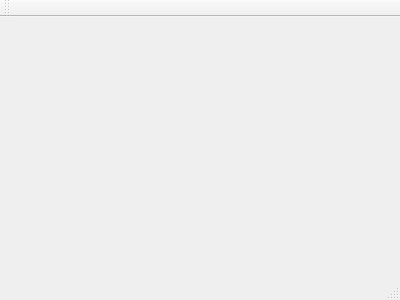
This is CrowdAnalysys/mainwindow.ui in AlexanderJHill/Software-Engineering as Qt 5 draws it before an edit. The edited form follows.
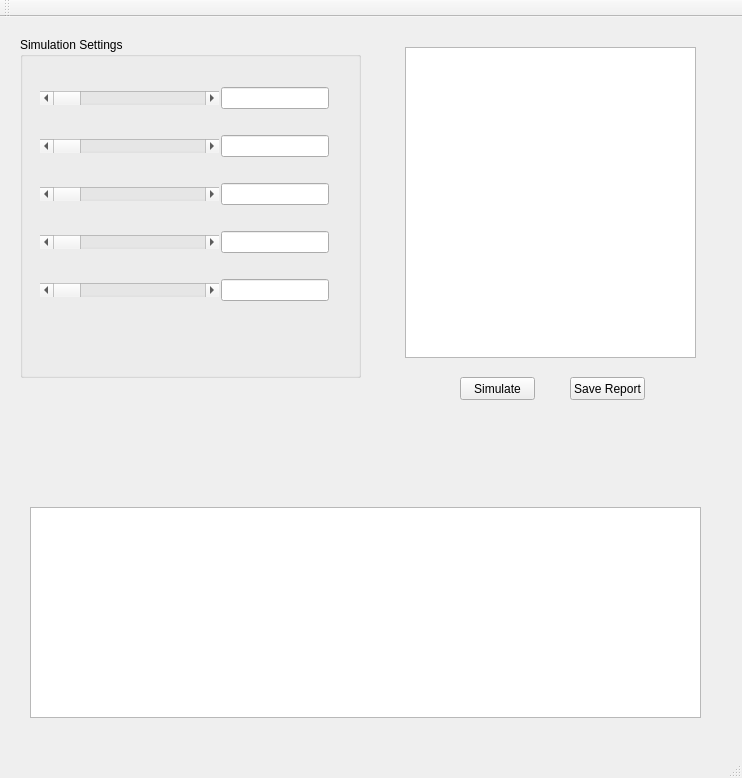
This is the edited form.

Commit message: Started ruff GUI layout.

Patch:
```diff
--- a/CrowdAnalysys/mainwindow.ui
+++ b/CrowdAnalysys/mainwindow.ui
@@ -1,24 +1,202 @@
 <ui version="4.0">
  <class>MainWindow</class>
- <widget class="QMainWindow" name="MainWindow" >
-  <property name="geometry" >
+ <widget class="QMainWindow" name="MainWindow">
+  <property name="geometry">
    <rect>
     <x>0</x>
     <y>0</y>
-    <width>400</width>
-    <height>300</height>
+    <width>742</width>
+    <height>778</height>
    </rect>
   </property>
   <property name="windowTitle" >
    <string>MainWindow</string>
   </property>
-  <widget class="QMenuBar" name="menuBar" />
-  <widget class="QToolBar" name="mainToolBar" />
-  <widget class="QWidget" name="centralWidget" />
-  <widget class="QStatusBar" name="statusBar" />
+  <widget class="QWidget" name="centralWidget">
+   <widget class="QTextBrowser" name="textBrowser">
+    <property name="geometry">
+     <rect>
+      <x>405</x>
+      <y>30</y>
+      <width>291</width>
+      <height>311</height>
+     </rect>
+    </property>
+   </widget>
+   <widget class="QGroupBox" name="groupBox">
+    <property name="geometry">
+     <rect>
+      <x>20</x>
+      <y>20</y>
+      <width>341</width>
+      <height>341</height>
+     </rect>
+    </property>
+    <property name="title">
+     <string>Simulation Settings</string>
+    </property>
+    <widget class="QWidget" name="gridLayoutWidget">
+     <property name="geometry">
+      <rect>
+       <x>9</x>
+       <y>19</y>
+       <width>311</width>
+       <height>281</height>
+      </rect>
+     </property>
+     <layout class="QGridLayout" name="gridLayout">
+      <property name="sizeConstraint">
+       <enum>QLayout::SetDefaultConstraint</enum>
+      </property>
+      <property name="horizontalSpacing">
+       <number>2</number>
+      </property>
+      <item row="2" column="0">
+       <widget class="QScrollBar" name="horizontalScrollBar_4">
+        <property name="orientation">
+         <enum>Qt::Horizontal</enum>
+        </property>
+       </widget>
+      </item>
+      <item row="3" column="0">
+       <widget class="QScrollBar" name="horizontalScrollBar_3">
+        <property name="orientation">
+         <enum>Qt::Horizontal</enum>
+        </property>
+       </widget>
+      </item>
+      <item row="1" column="0">
+       <widget class="QScrollBar" name="horizontalScrollBar_5">
+        <property name="orientation">
+         <enum>Qt::Horizontal</enum>
+        </property>
+       </widget>
+      </item>
+      <item row="0" column="0">
+       <widget class="QScrollBar" name="horizontalScrollBar">
+        <property name="orientation">
+         <enum>Qt::Horizontal</enum>
+        </property>
+       </widget>
+      </item>
+      <item row="4" column="0">
+       <widget class="QScrollBar" name="horizontalScrollBar_2">
+        <property name="orientation">
+         <enum>Qt::Horizontal</enum>
+        </property>
+       </widget>
+      </item>
+      <item row="0" column="1">
+       <widget class="QLineEdit" name="lineEdit">
+        <property name="sizePolicy">
+         <sizepolicy hsizetype="Fixed" vsizetype="Fixed">
+          <horstretch>0</horstretch>
+          <verstretch>0</verstretch>
+         </sizepolicy>
+        </property>
+       </widget>
+      </item>
+      <item row="1" column="1">
+       <widget class="QLineEdit" name="lineEdit_2">
+        <property name="sizePolicy">
+         <sizepolicy hsizetype="Fixed" vsizetype="Fixed">
+          <horstretch>0</horstretch>
+          <verstretch>0</verstretch>
+         </sizepolicy>
+        </property>
+       </widget>
+      </item>
+      <item row="2" column="1">
+       <widget class="QLineEdit" name="lineEdit_3">
+        <property name="sizePolicy">
+         <sizepolicy hsizetype="Fixed" vsizetype="Fixed">
+          <horstretch>0</horstretch>
+          <verstretch>0</verstretch>
+         </sizepolicy>
+        </property>
+       </widget>
+      </item>
+      <item row="3" column="1">
+       <widget class="QLineEdit" name="lineEdit_4">
+        <property name="sizePolicy">
+         <sizepolicy hsizetype="Fixed" vsizetype="Fixed">
+          <horstretch>0</horstretch>
+          <verstretch>0</verstretch>
+         </sizepolicy>
+        </property>
+       </widget>
+      </item>
+      <item row="4" column="1">
+       <widget class="QLineEdit" name="lineEdit_5">
+        <property name="sizePolicy">
+         <sizepolicy hsizetype="Fixed" vsizetype="Fixed">
+          <horstretch>0</horstretch>
+          <verstretch>0</verstretch>
+         </sizepolicy>
+        </property>
+       </widget>
+      </item>
+     </layout>
+    </widget>
+   </widget>
+   <widget class="QPushButton" name="pushButton">
+    <property name="geometry">
+     <rect>
+      <x>460</x>
+      <y>360</y>
+      <width>75</width>
+      <height>23</height>
+     </rect>
+    </property>
+    <property name="text">
+     <string>Simulate</string>
+    </property>
+   </widget>
+   <widget class="QPushButton" name="pushButton_2">
+    <property name="geometry">
+     <rect>
+      <x>570</x>
+      <y>360</y>
+      <width>75</width>
+      <height>23</height>
+     </rect>
+    </property>
+    <property name="text">
+     <string>Save Report</string>
+    </property>
+   </widget>
+   <widget class="QGraphicsView" name="graphicsView">
+    <property name="geometry">
+     <rect>
+      <x>30</x>
+      <y>490</y>
+      <width>671</width>
+      <height>211</height>
+     </rect>
+    </property>
+   </widget>
+  </widget>
+  <widget class="QMenuBar" name="menuBar">
+   <property name="geometry">
+    <rect>
+     <x>0</x>
+     <y>0</y>
+     <width>742</width>
+     <height>21</height>
+    </rect>
+   </property>
+  </widget>
+  <widget class="QToolBar" name="mainToolBar">
+   <attribute name="toolBarArea">
+    <enum>TopToolBarArea</enum>
+   </attribute>
+   <attribute name="toolBarBreak">
+    <bool>false</bool>
+   </attribute>
+  </widget>
+  <widget class="QStatusBar" name="statusBar"/>
  </widget>
- <layoutDefault spacing="6" margin="11" />
- <pixmapfunction></pixmapfunction>
+ <layoutdefault spacing="6" margin="11"/>
  <resources/>
  <connections/>
 </ui>
```
Left out of the diff: 3 changed lines with no effect on the pictures.
